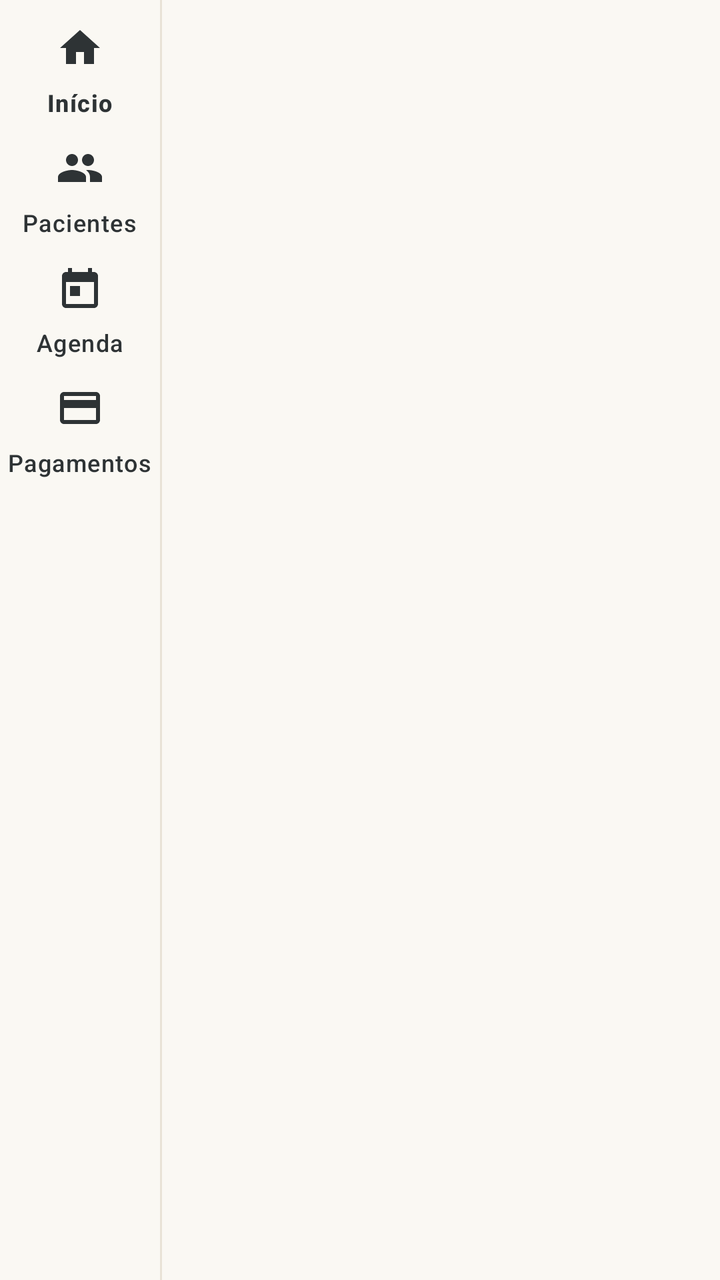
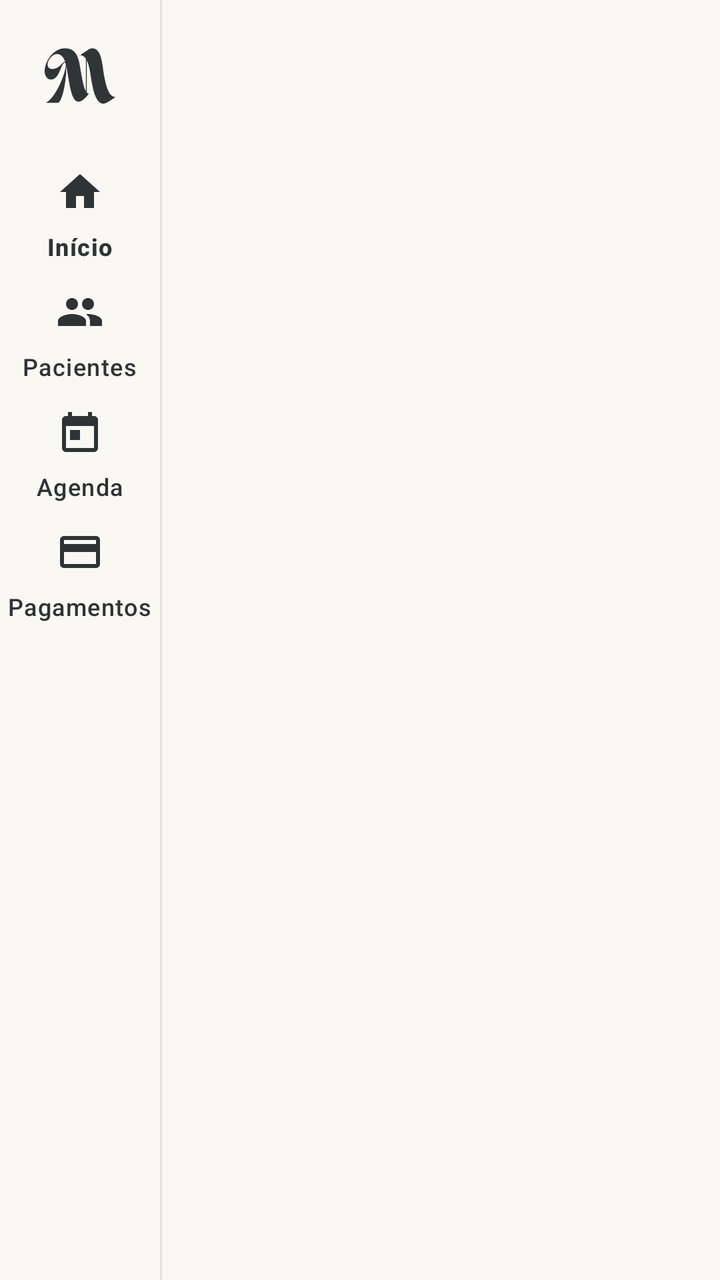

Compare the two renders of this Android layout. The source of the first and the diff that turns it into the second are given below.
<!-- AndroidManifest.xml: application theme Theme.Clinica -->
<!-- res/layout/activity_main.xml -->
<?xml version="1.0" encoding="utf-8"?>
<LinearLayout xmlns:android="http://schemas.android.com/apk/res/android"
    xmlns:app="http://schemas.android.com/apk/res-auto"
    android:layout_width="match_parent"
    android:layout_height="match_parent"
    android:background="@color/paper"
    android:fitsSystemWindows="true"
    android:orientation="horizontal">

    <com.google.android.material.navigationrail.NavigationRailView
        android:id="@+id/rail"
        style="@style/Widget.Clinica.Rail"
        android:layout_width="wrap_content"
        android:layout_height="match_parent"
        app:labelVisibilityMode="labeled"
        app:menu="@menu/main_nav"
        app:menuGravity="top" />

    <View
        android:layout_width="1dp"
        android:layout_height="match_parent"
        android:background="@color/line" />

    <FrameLayout
        android:id="@+id/container"
        android:layout_width="0dp"
        android:layout_height="match_parent"
        android:layout_weight="1" />
</LinearLayout>
<!-- resources referenced by this layout -->
<resources>
  <color name="line">#E8E2D6</color>
  <color name="paper">#FAF8F3</color>
  <style name="Widget.Clinica.Rail" parent="Widget.Material3.NavigationRailView">
          <item name="android:background">@color/paper</item>
          <item name="itemActiveIndicatorStyle">@style/Widget.Clinica.Rail.Indicator</item>
          <item name="itemIconTint">@color/ink</item>
          <item name="itemTextColor">@color/ink</item>
      </style>
  <style name="Widget.Clinica.Rail.Indicator" parent="Widget.Material3.NavigationRailView.ActiveIndicator">
          <item name="android:color">@color/accent_soft</item>
      </style>
  <color name="ink">#2E3335</color>
  <color name="card">#FFFFFF</color>
  <color name="accent_soft">#F6E5DB</color>
  <color name="sage">#8B9E9B</color>
  <color name="muted">#6D7578</color>
  <color name="line_strong">#D6CEBF</color>
  <style name="Widget.Clinica.TextInput" parent="Widget.Material3.TextInputLayout.OutlinedBox">
          <item name="boxBackgroundColor">@color/card</item>
          <item name="boxStrokeColor">@color/field_stroke</item>
          <item name="hintTextColor">@color/ink</item>
          <item name="shapeAppearance">@style/Shape.Clinica.Field</item>
      </style>
  <style name="Widget.Clinica.Dropdown" parent="Widget.Material3.TextInputLayout.OutlinedBox.ExposedDropdownMenu">
          <item name="boxBackgroundColor">@color/card</item>
          <item name="boxStrokeColor">@color/field_stroke</item>
          <item name="hintTextColor">@color/ink</item>
          <item name="shapeAppearance">@style/Shape.Clinica.Field</item>
      </style>
  <style name="Widget.Clinica.Card" parent="Widget.Material3.CardView.Outlined">
          <item name="cardBackgroundColor">@color/card</item>
          <item name="strokeColor">@color/line</item>
          <item name="strokeWidth">1dp</item>
          <item name="cardCornerRadius">16dp</item>
          <item name="cardElevation">0dp</item>
      </style>
  <style name="Widget.Clinica.Button" parent="Widget.Material3.Button">
          <item name="android:paddingStart">24dp</item>
          <item name="android:paddingEnd">24dp</item>
          <item name="android:minHeight">48dp</item>
      </style>
  <style name="Widget.Clinica.Tabs" parent="Widget.Material3.TabLayout">
          <item name="android:background">@color/paper</item>
          <item name="tabIndicatorColor">@color/ink</item>
          <item name="tabSelectedTextColor">@color/ink</item>
          <item name="tabTextColor">@color/muted</item>
          <item name="tabRippleColor">@color/accent_soft</item>
      </style>
  <style name="ThemeOverlay.Clinica.Dialog" parent="ThemeOverlay.Material3.MaterialAlertDialog">
          <item name="colorSurfaceContainerHigh">@color/card</item>
          <item name="colorPrimary">@color/ink</item>
      </style>
  <style name="TextAppearance.Clinica.Action" parent="TextAppearance.Material3.LabelLarge">
          <item name="android:textAllCaps">false</item>
          <item name="android:textSize">16sp</item>
          <item name="android:textColor">@color/ink</item>
      </style>
  <style name="Theme.Clinica.Picker" parent="android:Theme.Material.Light.Dialog">
          <item name="android:colorAccent">@color/slate</item>
          <item name="android:textColorPrimary">@color/ink</item>
      </style>
  <style name="Shape.Clinica.Field" parent="">
          <item name="cornerFamily">rounded</item>
          <item name="cornerSize">12dp</item>
      </style>
  <color name="slate">#6D7578</color>
  <!-- unchanged entries left out for length: 1 -->
</resources>

<!-- the commit's change to res/layout/activity_main.xml (unified diff, before → after) -->
@@ -13,6 +13,7 @@
         android:layout_width="wrap_content"
         android:layout_height="match_parent"
         app:labelVisibilityMode="labeled"
+        app:headerLayout="@layout/rail_header"
         app:menu="@menu/main_nav"
         app:menuGravity="top" />
 
@@ -27,3 +28,20 @@
         android:layout_height="match_parent"
         android:layout_weight="1" />
 </LinearLayout>
+<!-- res/layout/rail_header.xml (included above) -->
+<?xml version="1.0" encoding="utf-8"?>
+<FrameLayout xmlns:android="http://schemas.android.com/apk/res/android"
+    android:layout_width="match_parent"
+    android:layout_height="wrap_content"
+    android:paddingTop="16dp"
+    android:paddingBottom="20dp">
+
+    <ImageView
+        android:layout_width="36dp"
+        android:layout_height="28dp"
+        android:layout_gravity="center_horizontal"
+        android:contentDescription="@string/app_name"
+        android:scaleType="fitCenter"
+        android:src="@drawable/logo_m"
+        android:tint="@color/ink" />
+</FrameLayout>
<!-- resource entries referenced after the edit -->
@@ -2,6 +2,8 @@
 <resources>
   <color name="line">#E8E2D6</color>
   <color name="paper">#FAF8F3</color>
+  <!-- drawable logo_m: png bitmap (drawable-nodpi, 8773 bytes) -->
+  <string name="app_name">Clínica Estética</string>
   <style name="Widget.Clinica.Rail" parent="Widget.Material3.NavigationRailView">
           <item name="android:background">@color/paper</item>
           <item name="itemActiveIndicatorStyle">@style/Widget.Clinica.Rail.Indicator</item>
